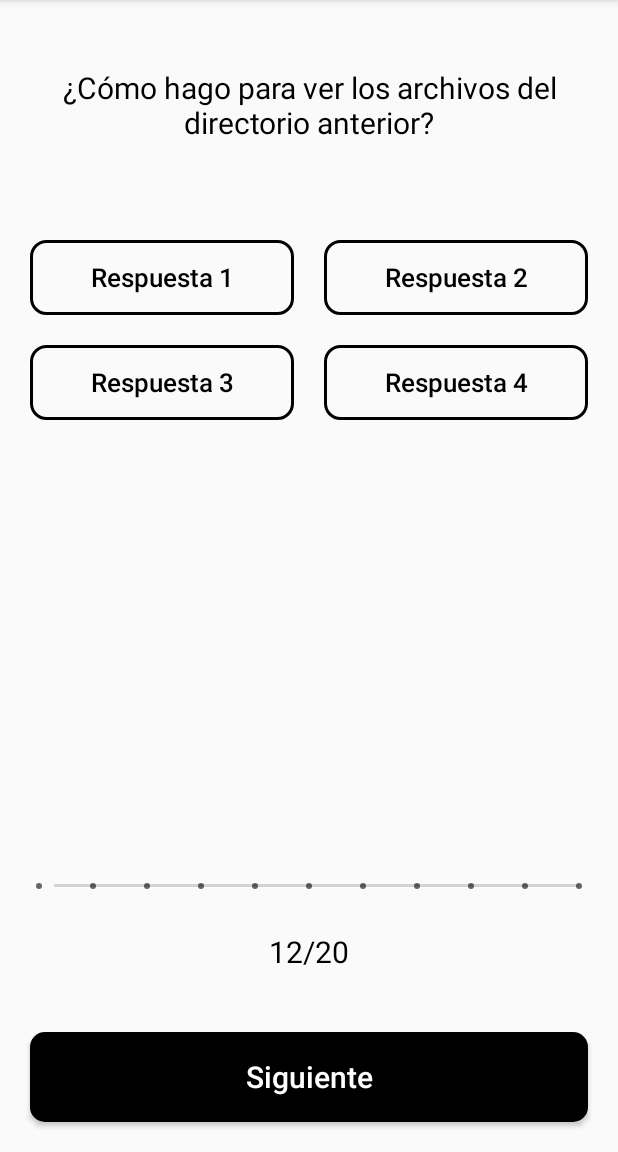
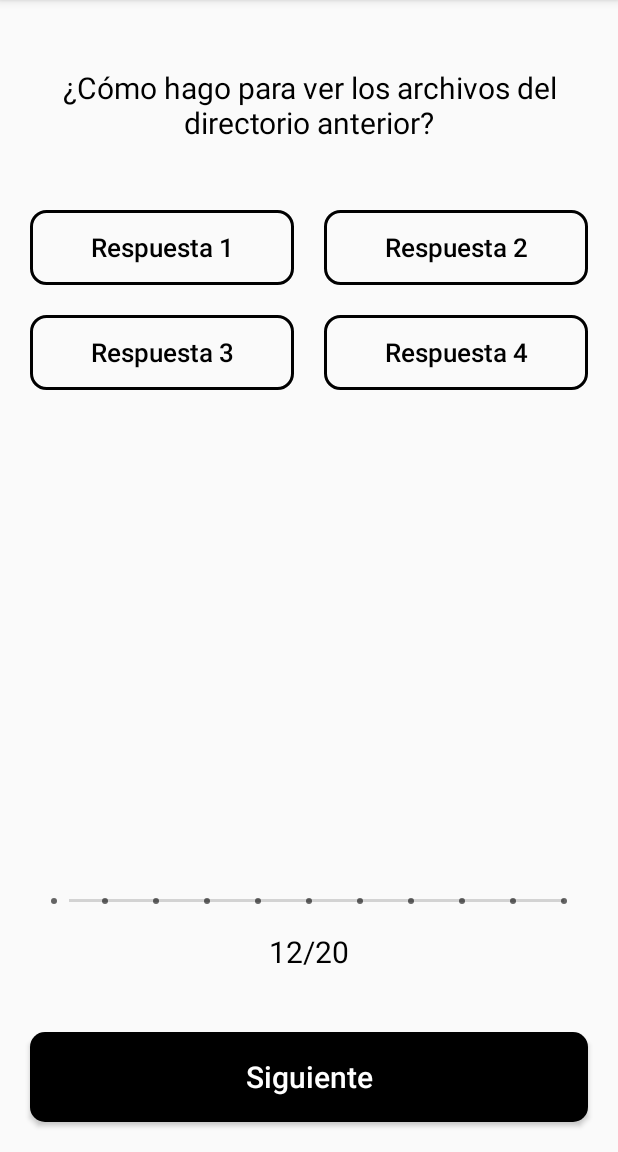
Before and after one commit to KevinhoMorales/JSAprendeJava, an Android app: the SecondFragment screen opened through its navigation route, on a phone screen of 412 x 824 dp, the part 84-1236 px from its top. Run offline under Robolectric (Android 15) with nearby library versions, the phone set to English and light mode, and no system bars.

Commit message:
Redesign layouts

```diff
--- a/app/src/main/res/layout/fragment_first.xml
+++ b/app/src/main/res/layout/fragment_first.xml
@@ -5,6 +5,16 @@
     android:layout_width="match_parent"
     android:layout_height="match_parent"
     tools:context=".FirstFragment">
+
+    <ScrollView
+        android:layout_width="match_parent"
+        android:layout_height="0dp"
+        app:layout_constraintBottom_toTopOf="@+id/button_first"
+        app:layout_constraintTop_toTopOf="parent">
+
+        <androidx.constraintlayout.widget.ConstraintLayout
+            android:layout_width="match_parent"
+            android:layout_height="wrap_content">
 
             <ImageView
                 android:id="@+id/imageView"
@@ -16,31 +26,15 @@
                 app:layout_constraintStart_toStartOf="parent"
                 app:layout_constraintTop_toTopOf="parent" />
 
-    <Button
-        android:id="@+id/button_first"
-        android:layout_width="match_parent"
-        android:layout_height="60dp"
-        android:layout_marginBottom="20dp"
-        android:layout_marginLeft="20dp"
-        android:layout_marginRight="20dp"
-        android:text="@string/start"
-        android:textColor="@android:color/white"
-        android:textSize="20dp"
-        android:background="@drawable/roundbutton"
-        android:textAllCaps="false"
-        app:layout_constraintBottom_toBottomOf="parent"
-        app:layout_constraintEnd_toEndOf="parent"
-        app:layout_constraintStart_toStartOf="parent" />
-
             <TextView
                 android:id="@+id/textView"
                 android:layout_width="wrap_content"
                 android:layout_height="wrap_content"
+                android:layout_marginTop="8dp"
+                android:gravity="center"
                 android:text="JS Aprende"
-        android:layout_marginTop="8dp"
+                android:textColor="@android:color/black"
                 android:textSize="50dp"
-        android:gravity="center"
-        android:textColor="@android:color/black"
                 android:textStyle="bold"
                 app:layout_constraintEnd_toEndOf="parent"
                 app:layout_constraintStart_toStartOf="parent"
@@ -77,3 +71,23 @@
                 app:layout_constraintTop_toBottomOf="@+id/textView" />
 
         </androidx.constraintlayout.widget.ConstraintLayout>
+
+    </ScrollView>
+
+    <Button
+        android:id="@+id/button_first"
+        android:layout_width="match_parent"
+        android:layout_height="60dp"
+        android:layout_marginBottom="20dp"
+        android:layout_marginLeft="20dp"
+        android:layout_marginRight="20dp"
+        android:text="@string/start"
+        android:textColor="@android:color/white"
+        android:textSize="20dp"
+        android:background="@drawable/roundbutton"
+        android:textAllCaps="false"
+        app:layout_constraintBottom_toBottomOf="parent"
+        app:layout_constraintEnd_toEndOf="parent"
+        app:layout_constraintStart_toStartOf="parent" />
+
+</androidx.constraintlayout.widget.ConstraintLayout>
--- a/app/src/main/res/layout/fragment_second.xml
+++ b/app/src/main/res/layout/fragment_second.xml
@@ -5,6 +5,142 @@
     android:layout_width="match_parent"
     android:layout_height="match_parent"
     tools:context=".SecondFragment">
+
+    <ScrollView
+        android:id="@+id/scrollView2"
+        android:layout_width="match_parent"
+        android:layout_height="0dp"
+        app:layout_constraintBottom_toTopOf="@+id/seekbar"
+        app:layout_constraintTop_toTopOf="parent">
+
+        <androidx.constraintlayout.widget.ConstraintLayout
+            android:layout_width="match_parent"
+            android:layout_height="wrap_content">
+
+
+            <TextView
+                android:id="@+id/textView4"
+                android:layout_width="wrap_content"
+                android:layout_height="100dp"
+                android:layout_marginLeft="20dp"
+                android:layout_marginTop="20dp"
+                android:layout_marginRight="20dp"
+                android:gravity="center"
+                android:text="¿Cómo hago para ver los archivos del directorio anterior?"
+                android:textColor="@android:color/black"
+                android:textSize="20dp"
+                android:textStyle="normal"
+                app:layout_constraintEnd_toEndOf="parent"
+                app:layout_constraintStart_toStartOf="parent"
+                app:layout_constraintTop_toTopOf="parent" />
+
+            <LinearLayout
+                android:id="@+id/linearLayout"
+                android:layout_width="match_parent"
+                android:layout_height="wrap_content"
+                android:layout_marginLeft="20dp"
+                android:layout_marginTop="20dp"
+                android:layout_marginRight="20dp"
+                android:orientation="vertical"
+                app:layout_constraintEnd_toEndOf="parent"
+                app:layout_constraintStart_toStartOf="parent"
+                app:layout_constraintTop_toBottomOf="@+id/textView4">
+
+                <LinearLayout
+                    android:layout_width="match_parent"
+                    android:layout_height="wrap_content"
+                    android:layout_marginBottom="10dp"
+                    android:orientation="horizontal">
+
+                    <Button
+                        android:id="@+id/answer1"
+                        android:layout_width="match_parent"
+                        android:layout_height="50dp"
+                        android:layout_marginRight="10dp"
+                        android:layout_weight="0.5"
+                        android:background="@drawable/roundemptyanswer"
+                        android:text="Respuesta 1"
+                        android:textAllCaps="false"
+                        android:textColor="@android:color/black"
+                        android:textSize="17dp" />
+
+                    <Button
+                        android:id="@+id/answer2"
+                        android:layout_width="match_parent"
+                        android:layout_height="50dp"
+                        android:layout_marginLeft="10dp"
+                        android:layout_weight="0.5"
+                        android:background="@drawable/roundemptyanswer"
+                        android:text="Respuesta 2"
+                        android:textAllCaps="false"
+                        android:textColor="@android:color/black"
+                        android:textSize="17dp" />
+                </LinearLayout>
+
+                <LinearLayout
+                    android:layout_width="match_parent"
+                    android:layout_height="wrap_content"
+                    android:layout_marginTop="10dp"
+                    android:orientation="horizontal">
+
+                    <Button
+                        android:id="@+id/answer3"
+                        android:layout_width="match_parent"
+                        android:layout_height="50dp"
+                        android:layout_marginRight="10dp"
+                        android:layout_weight="0.5"
+                        android:background="@drawable/roundemptyanswer"
+                        android:text="Respuesta 3"
+                        android:textAllCaps="false"
+                        android:textColor="@android:color/black"
+                        android:textSize="17dp" />
+
+                    <Button
+                        android:id="@+id/answer4"
+                        android:layout_width="match_parent"
+                        android:layout_height="50dp"
+                        android:layout_marginLeft="10dp"
+                        android:layout_weight="0.5"
+                        android:background="@drawable/roundemptyanswer"
+                        android:text="Respuesta 4"
+                        android:textAllCaps="false"
+                        android:textColor="@android:color/black"
+                        android:textSize="17dp" />
+                </LinearLayout>
+
+            </LinearLayout>
+
+
+        </androidx.constraintlayout.widget.ConstraintLayout>
+
+    </ScrollView>
+
+    <SeekBar
+        android:id="@+id/seekbar"
+        android:layout_width="match_parent"
+        android:layout_height="wrap_content"
+        android:max="10"
+        android:layout_marginLeft="20dp"
+        android:layout_marginRight="20dp"
+        android:layout_marginBottom="10dp"
+        android:theme="@style/Widget.AppCompat.SeekBar.Discrete"
+        android:thumb="@drawable/person"
+        app:layout_constraintBottom_toTopOf="@+id/textView5"
+        app:layout_constraintEnd_toEndOf="parent"
+        app:layout_constraintHorizontal_bias="0.0"
+        app:layout_constraintStart_toStartOf="parent" />
+
+    <TextView
+        android:id="@+id/textView5"
+        android:layout_width="wrap_content"
+        android:layout_height="wrap_content"
+        android:text="12/20"
+        android:textColor="@android:color/black"
+        android:textSize="20dp"
+        android:layout_marginBottom="40dp"
+        app:layout_constraintBottom_toTopOf="@+id/button_next"
+        app:layout_constraintEnd_toEndOf="parent"
+        app:layout_constraintStart_toStartOf="parent" />
 
     <Button
         android:id="@+id/button_next"
@@ -22,120 +158,4 @@
         app:layout_constraintEnd_toEndOf="parent"
         app:layout_constraintStart_toStartOf="parent" />
 
-    <LinearLayout
-        android:layout_width="match_parent"
-        android:layout_height="wrap_content"
-        android:orientation="vertical"
-        android:layout_marginTop="40dp"
-        android:layout_marginLeft="20dp"
-        android:layout_marginRight="20dp"
-        app:layout_constraintEnd_toEndOf="parent"
-        app:layout_constraintStart_toStartOf="parent"
-        app:layout_constraintTop_toBottomOf="@+id/textView4">
-
-        <LinearLayout
-            android:layout_width="match_parent"
-            android:layout_height="wrap_content"
-            android:layout_marginBottom="10dp"
-            android:orientation="horizontal">
-
-            <Button
-                android:id="@+id/answer1"
-                android:layout_width="match_parent"
-                android:layout_height="50dp"
-                android:textAllCaps="false"
-                android:layout_marginRight="10dp"
-                android:textColor="@android:color/black"
-                android:textSize="17dp"
-                android:layout_weight="0.5"
-                android:background="@drawable/roundemptyanswer"
-                android:text="Respuesta 1"/>
-
-            <Button
-                android:id="@+id/answer2"
-                android:layout_width="match_parent"
-                android:layout_height="50dp"
-                android:textAllCaps="false"
-                android:layout_marginLeft="10dp"
-                android:textColor="@android:color/black"
-                android:textSize="17dp"
-                android:layout_weight="0.5"
-                android:background="@drawable/roundemptyanswer"
-                android:text="Respuesta 2"/>
-        </LinearLayout>
-
-        <LinearLayout
-            android:layout_width="match_parent"
-            android:layout_height="wrap_content"
-            android:layout_marginTop="10dp"
-            android:orientation="horizontal">
-
-            <Button
-                android:id="@+id/answer3"
-                android:layout_width="match_parent"
-                android:layout_height="50dp"
-                android:textAllCaps="false"
-                android:layout_marginRight="10dp"
-                android:textColor="@android:color/black"
-                android:textSize="17dp"
-                android:layout_weight="0.5"
-                android:background="@drawable/roundemptyanswer"
-                android:text="Respuesta 3"/>
-
-            <Button
-                android:id="@+id/answer4"
-                android:layout_width="match_parent"
-                android:layout_height="50dp"
-                android:textAllCaps="false"
-                android:layout_marginLeft="10dp"
-                android:textColor="@android:color/black"
-                android:textSize="17dp"
-                android:layout_weight="0.5"
-                android:background="@drawable/roundemptyanswer"
-                android:text="Respuesta 4"/>
-        </LinearLayout>
-
-    </LinearLayout>
-
-
-    <TextView
-        android:id="@+id/textView4"
-        android:layout_width="wrap_content"
-        android:layout_height="100dp"
-        android:layout_marginTop="20dp"
-        android:textStyle="normal"
-        android:textColor="@android:color/black"
-        android:textSize="20dp"
-        android:layout_marginLeft="20dp"
-        android:layout_marginRight="20dp"
-        android:gravity="center"
-        android:text="¿Cómo hago para ver los archivos del directorio anterior?"
-        app:layout_constraintEnd_toEndOf="parent"
-        app:layout_constraintStart_toStartOf="parent"
-        app:layout_constraintTop_toTopOf="parent" />
-
-    <TextView
-        android:id="@+id/textView5"
-        android:layout_width="wrap_content"
-        android:layout_height="wrap_content"
-        android:textColor="@android:color/black"
-        android:textSize="20dp"
-        android:text="12/20"
-        android:layout_marginBottom="40dp"
-        app:layout_constraintBottom_toTopOf="@+id/button_next"
-        app:layout_constraintEnd_toEndOf="parent"
-        app:layout_constraintStart_toStartOf="parent" />
-
-    <SeekBar
-        android:id="@+id/sb"
-        android:layout_width="match_parent"
-        android:layout_height="wrap_content"
-        android:max="10"
-        android:layout_marginBottom="20dp"
-        android:layout_marginLeft="10dp"
-        android:layout_marginRight="10dp"
-        android:theme="@style/Widget.AppCompat.SeekBar.Discrete"
-        android:thumb="@drawable/person"
-        app:layout_constraintBottom_toTopOf="@+id/textView5" />
-
 </androidx.constraintlayout.widget.ConstraintLayout>
```
Lines whose indentation alone changed are shown as unchanged.
